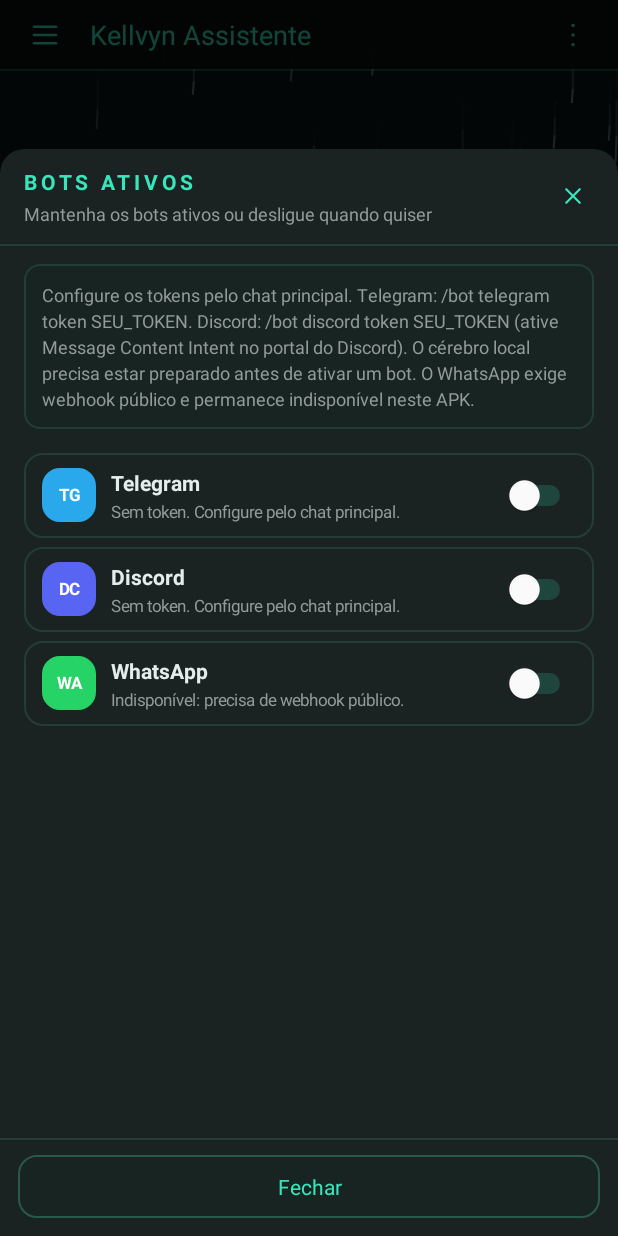
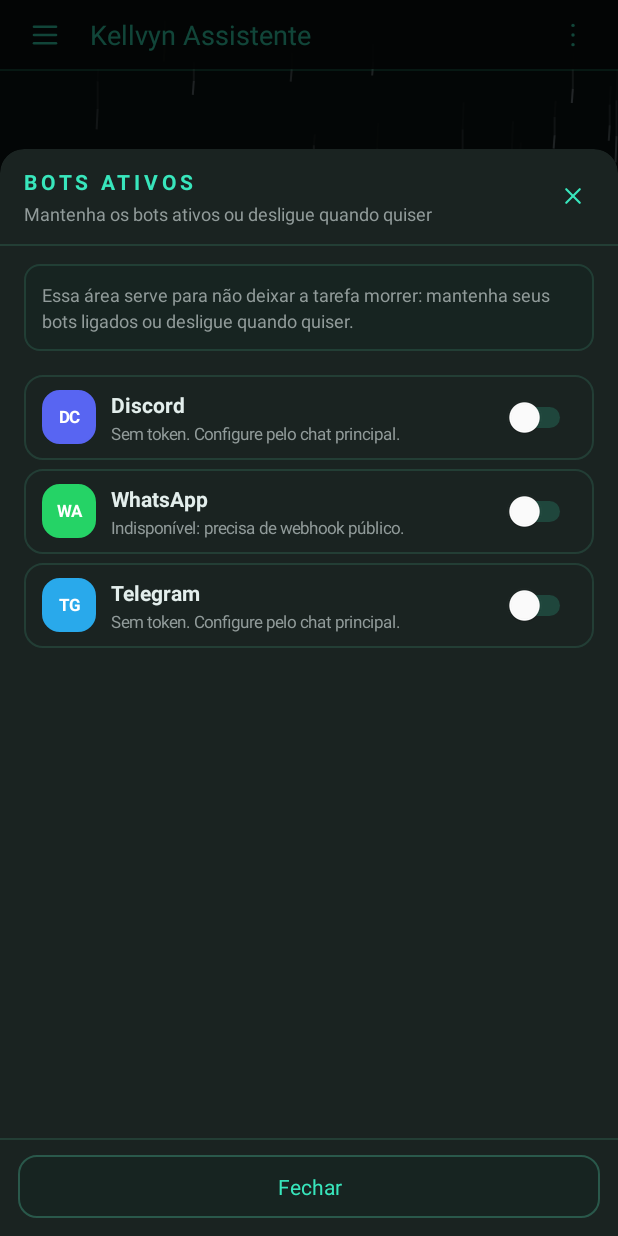
Before and after one commit to ar2233789-oss/Ia-kellvyn-, an Android app: the screen it shows after launch (MainActivity), after a tap on "Bots", on a phone screen of 412 x 824 dp. Run offline under Robolectric (Android 15) with nearby library versions, the phone set to English and light mode, and no system bars; libraries missing offline, so code that uses them is left out: com.android.apksig, com.android.tools, com.google.ai.edge, org.eclipse.jdt; pictures from the network do not load; 3 other taps on this screen came first.

Commit message:
Match bot panel copy and order to the approved interface

```diff
--- a/snapshot/android/app/src/main/java/com/kellvyn/assistant/MainActivity.java
+++ b/snapshot/android/app/src/main/java/com/kellvyn/assistant/MainActivity.java
@@ -1631,9 +1631,7 @@ public class MainActivity extends Activity {
         layout.setOrientation(LinearLayout.VERTICAL);
 
         TextView instructions = text(
-                "Configure os tokens pelo chat principal. Telegram: /bot telegram token SEU_TOKEN. " +
-                "Discord: /bot discord token SEU_TOKEN (ative Message Content Intent no portal do Discord). " +
-                "O cérebro local precisa estar preparado antes de ativar um bot. O WhatsApp exige webhook público e permanece indisponível neste APK.",
+                "Essa área serve para não deixar a tarefa morrer: mantenha seus bots ligados ou desligue quando quiser.",
                 12, uiMutedColor(), false);
         instructions.setLineSpacing(dp(3), 1f);
         instructions.setPadding(dp(12), dp(12), dp(12), dp(12));
@@ -1724,9 +1722,9 @@ public class MainActivity extends Activity {
             }
         }
 
-        BotRow telegram = new BotRow("telegram", "Telegram", true);
         BotRow discord = new BotRow("discord", "Discord", true);
         BotRow whatsapp = new BotRow("whatsapp", "WhatsApp", false);
+        BotRow telegram = new BotRow("telegram", "Telegram", true);
 
         android.app.Dialog dialog = showBottomSheetDialog(
                 "BOTS ATIVOS", "Mantenha os bots ativos ou desligue quando quiser", layout);
```
